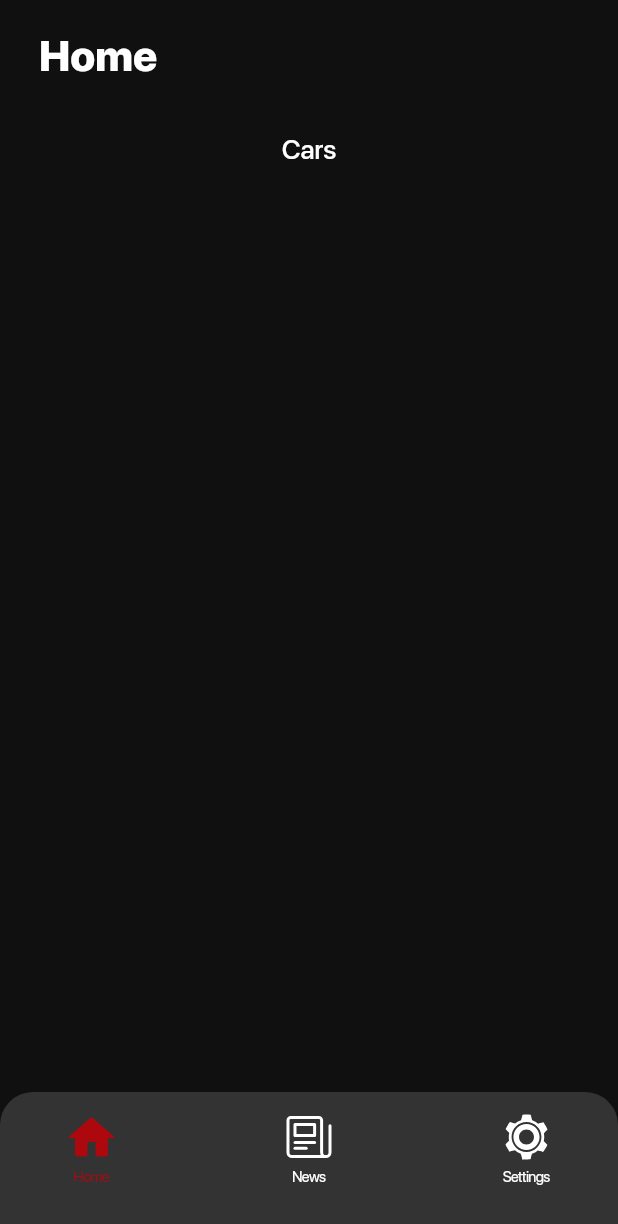
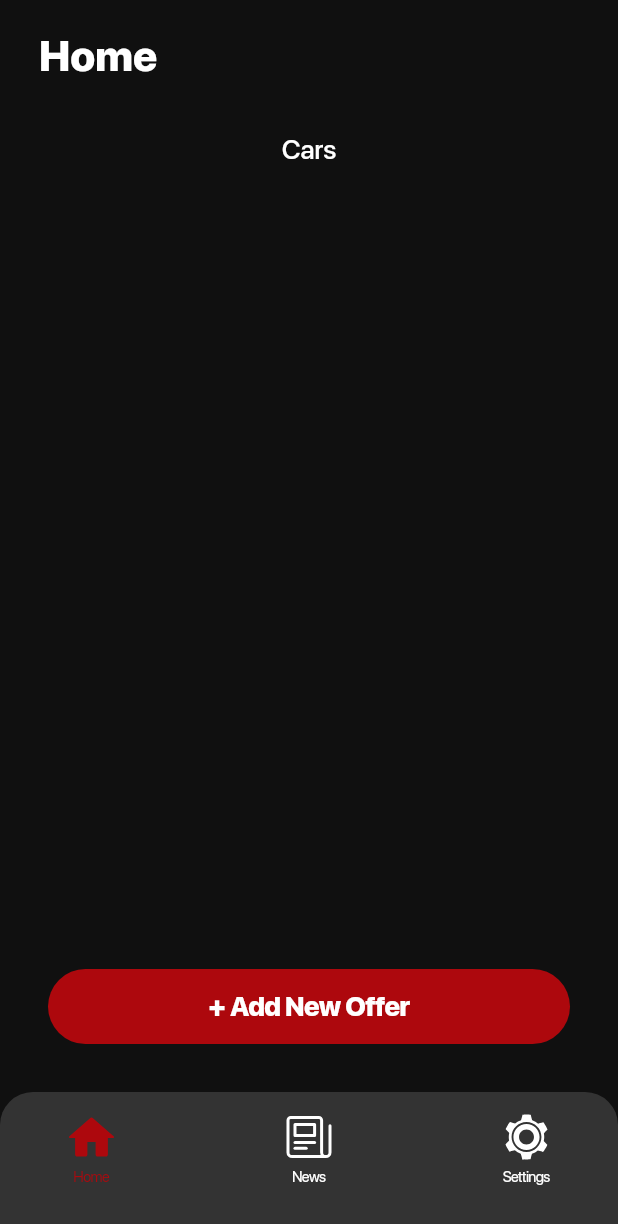
Before and after one commit to kent0505/quick_flash, a Flutter app: the HomePage screen opened by its route, on a phone screen of 412 x 824 dp. Shown: the top 1224 px of the screen. Run offline on Flutter 3.47's test engine with Material 3 defaults, Android fonts, the phone set to English and light mode, and no system bars; our stand-ins replace flutter_bloc, flutter_svg, go_router, hive_flutter, shared_preferences; accounts and stored records are empty.

Commit message:
from mac

```diff
--- a/lib/features/home/widgets/nav_bar.dart
+++ b/lib/features/home/widgets/nav_bar.dart
@@ -4,6 +4,7 @@ import 'package:flutter_svg/flutter_svg.dart';
 
 import '../../../core/config/app_colors.dart';
 import '../../../core/widgets/buttons/cuper_button.dart';
+import '../../../core/widgets/buttons/primary_button.dart';
 import '../../../core/widgets/texts/text_r.dart';
 import '../bloc/home_bloc.dart';
 
@@ -14,7 +15,18 @@ class NavBar extends StatelessWidget {
   Widget build(BuildContext context) {
     return Align(
       alignment: Alignment.bottomCenter,
-      child: Container(
+      child: Column(
+        mainAxisAlignment: MainAxisAlignment.end,
+        children: [
+          Padding(
+            padding: const EdgeInsets.symmetric(horizontal: 32),
+            child: PrimaryButton(
+              title: '+ Add New Offer',
+              onPressed: () {},
+            ),
+          ),
+          const SizedBox(height: 32),
+          Container(
             height: 96,
             alignment: Alignment.center,
             padding: const EdgeInsets.symmetric(horizontal: 30),
@@ -66,6 +78,8 @@ class NavBar extends StatelessWidget {
               },
             ),
           ),
+        ],
+      ),
     );
   }
 }
```
Also changed, not shown: lib/features/offer/pages/offer_add_page.dart (added, +21 -0 lines), 5 other files. Lines whose indentation alone changed are shown as unchanged.
